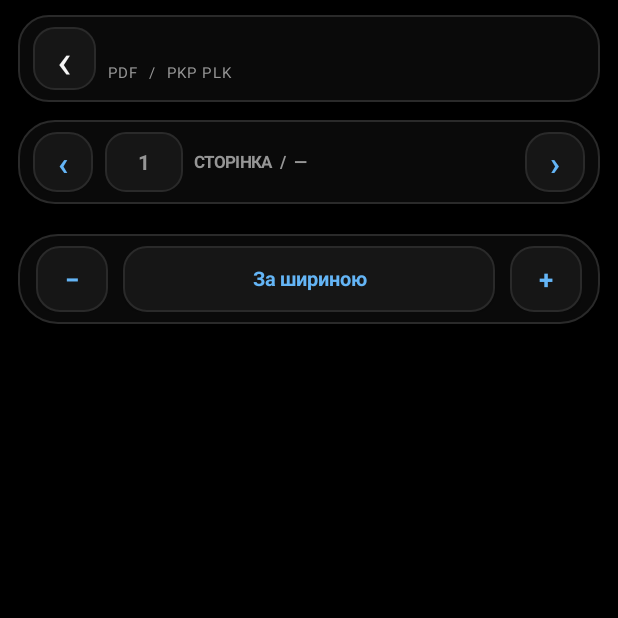
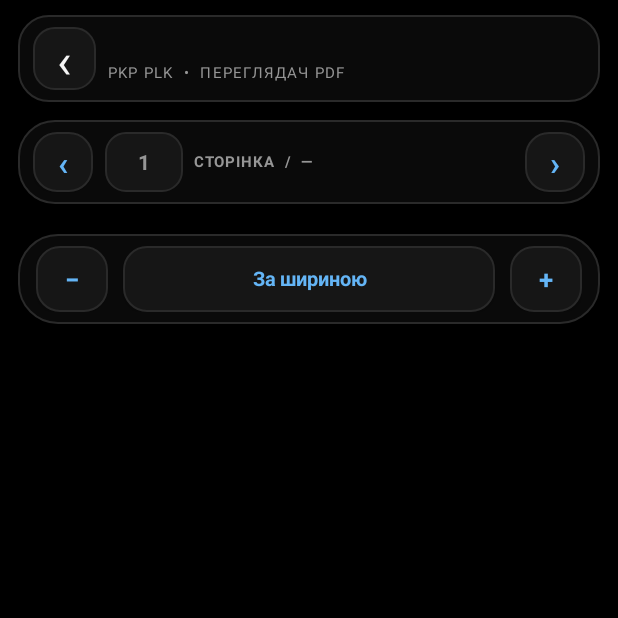
Before and after one commit to stefanchik1/PKP-PLK-Instructions, an Android app: the PdfViewerActivity screen opened directly, with no data from a screen before it, on a phone screen of 412 x 824 dp, the top half of it. Run offline under Robolectric (Android 15) with nearby library versions, the phone set to English and light mode, and no system bars; libraries missing offline, so code that uses them is left out: com.github.barteksc.pdfviewer; pictures from the network do not load; 4 statements that could not run were skipped.

Commit message:
Polish PDF reader layout and add reading progress indicator

```diff
--- a/app/src/main/java/pl/pkplk/instructions/PdfViewerActivity.java
+++ b/app/src/main/java/pl/pkplk/instructions/PdfViewerActivity.java
@@ -74,7 +74,7 @@ public class PdfViewerActivity extends Activity {
         title.setTypeface(null, android.graphics.Typeface.BOLD);
         title.setMaxLines(1);
         TextView subtitle = new TextView(this);
-        subtitle.setText("PDF  /  PKP PLK");
+        subtitle.setText("PKP PLK  •  ПЕРЕГЛЯДАЧ PDF");
         subtitle.setTextColor(muted);
         subtitle.setTextSize(10);
         subtitle.setLetterSpacing(0.08f);
@@ -122,8 +122,9 @@ public class PdfViewerActivity extends Activity {
         pageCountLabel = new TextView(this);
         pageCountLabel.setText("СТОРІНКА  /  —");
         pageCountLabel.setTextColor(muted);
-        pageCountLabel.setTextSize(11);
+        pageCountLabel.setTextSize(10);
         pageCountLabel.setTypeface(null, android.graphics.Typeface.BOLD);
+        pageCountLabel.setLetterSpacing(0.06f);
         pageBar.addView(pageCountLabel, new LinearLayout.LayoutParams(0, -2, 1));
 
         next = button("›", true);
@@ -134,9 +135,16 @@ public class PdfViewerActivity extends Activity {
         root.addView(pageBar, pageBarParams);
 
         loading = new ProgressBar(this, null, android.R.attr.progressBarStyleHorizontal);
-        loading.setIndeterminate(true);
+        loading.setIndeterminate(false);
+        loading.setMax(1000);
+        loading.setProgress(0);
         loading.setProgressTintList(android.content.res.ColorStateList.valueOf(accent));
-        root.addView(loading, new LinearLayout.LayoutParams(-1, dp(3)));
+        if (android.os.Build.VERSION.SDK_INT >= 21) {
+            loading.setProgressBackgroundTintList(android.content.res.ColorStateList.valueOf(line));
+        }
+        LinearLayout.LayoutParams progressParams = new LinearLayout.LayoutParams(-1, dp(3));
+        progressParams.bottomMargin = dp(8);
+        root.addView(loading, progressParams);
 
         pdfView = new PDFView(this, null);
         pdfView.setBackgroundColor(pageCanvas);
@@ -204,8 +212,9 @@ public class PdfViewerActivity extends Activity {
             .onLoad(pages -> {
                 totalPages = pages;
                 documentReady = true;
-                loading.setVisibility(View.GONE);
-                pageCountLabel.setText("СТОРІНКА  /  " + pages);
+                loading.setVisibility(View.VISIBLE);
+                loading.setMax(pages);
+                pageCountLabel.setText("СТОРІНОК  /  " + pages);
                 int savedPage = readerState.getInt(pageStateKey, 0);
                 int restorePage = Math.max(0, Math.min(pages - 1, savedPage));
                 pdfView.post(() -> {
@@ -308,7 +317,8 @@ public class PdfViewerActivity extends Activity {
     private void updatePageControls(int page) {
         runOnUiThread(() -> {
             pageInput.setText(String.valueOf(page + 1));
-            pageCountLabel.setText("СТОРІНКА  /  " + totalPages);
+            pageCountLabel.setText("СТОРІНОК  /  " + totalPages);
+            if (totalPages > 0) loading.setProgress(page + 1);
             previous.setEnabled(page > 0);
             next.setEnabled(totalPages > 0 && page < totalPages - 1);
             previous.setAlpha(page > 0 ? 1f : .38f);
```
